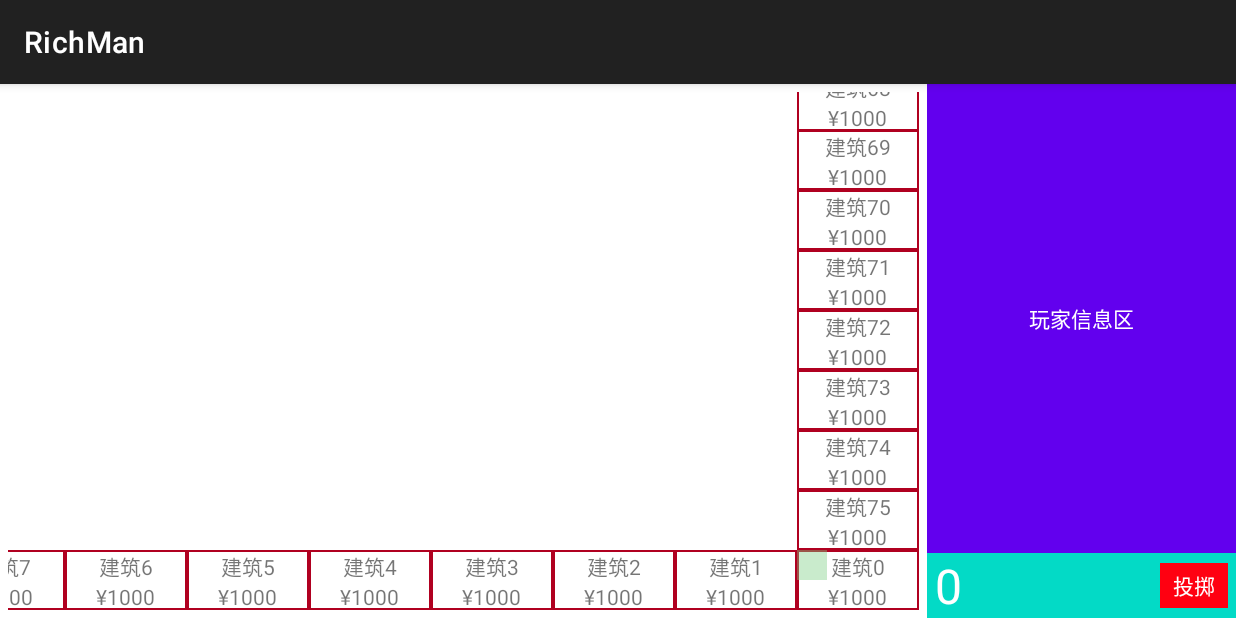
After one commit to CrazyDragons/RichMan, an Android app: the Game screen opened directly, with no data from a screen before it, on a phone screen of 824 x 412 dp (held sideways). The commit adds this screen. Run offline under Robolectric (Android 15) with nearby library versions, the phone set to English and light mode, and no system bars; our stand-ins replace RxJava.

Commit message:
主界面

```diff
--- a/app/build.gradle
+++ b/app/build.gradle
@@ -1,6 +1,8 @@
 plugins {
     id 'com.android.application'
     id 'kotlin-android'
+    id 'kotlin-android-extensions'
+
 }
 
 android {
@@ -40,4 +42,7 @@ dependencies {
     testImplementation 'junit:junit:4.+'
     androidTestImplementation 'androidx.test.ext:junit:1.1.2'
     androidTestImplementation 'androidx.test.espresso:espresso-core:3.3.0'
+
+    implementation 'io.reactivex.rxjava2:rxandroid:2.1.1'
+    implementation 'io.reactivex.rxjava2:rxjava:2.2.12'
 }
--- /dev/null
+++ b/app/src/main/java/com/hzw/android/richman/CityView.kt
@@ -0,0 +1,34 @@
+package com.hzw.android.richman
+
+import android.content.Context
+import android.util.AttributeSet
+import android.widget.FrameLayout
+import kotlinx.android.synthetic.main.view_city.view.*
+
+/**
+ * class CityView
+ * @author CrazyDragon
+ * description
+ * note
+ * create date 2022/2/9
+ */
+class CityView @JvmOverloads constructor(
+    context: Context,
+    attrs: AttributeSet? = null,
+    defStyleAttr: Int = 0
+) : FrameLayout(context, attrs, defStyleAttr) {
+
+    init {
+        initViews(context)
+    }
+
+    private fun initViews(context: Context) {
+        inflate(context, R.layout.view_city, this)
+    }
+
+    fun setData(i: Int) {
+        mTvName.text = "建筑$i"
+    }
+
+
+}
--- /dev/null
+++ b/app/src/main/java/com/hzw/android/richman/Game.kt
@@ -0,0 +1,84 @@
+package com.hzw.android.richman
+
+import android.os.Bundle
+import android.os.Handler
+import android.util.DisplayMetrics
+import android.util.Log
+import android.view.Display
+import androidx.appcompat.app.AppCompatActivity
+import io.reactivex.Observable
+import io.reactivex.Observer
+import io.reactivex.android.schedulers.AndroidSchedulers
+import io.reactivex.disposables.Disposable
+import io.reactivex.schedulers.Schedulers
+import kotlinx.android.synthetic.main.activity_game.*
+import java.util.concurrent.TimeUnit
+
+class Game : AppCompatActivity() {
+
+    var mDisposable: Disposable? = null
+
+    var walkCount = 0
+    var cameraOffsetX = 0
+
+    override fun onCreate(savedInstanceState: Bundle?) {
+        super.onCreate(savedInstanceState)
+        setContentView(R.layout.activity_game)
+
+        Handler().postDelayed({
+            mPlayer.translationX = mMap.cityViewList[walkCount].x
+            mPlayer.translationY = mMap.cityViewList[walkCount].y
+            mCamera.smoothScrollTo(mPlayer.x.toInt() - cameraOffsetX, 0)
+        }, 200)
+
+        mBtnWalk.setOnClickListener {
+            walk()
+        }
+
+        val metrics = DisplayMetrics()
+        val display: Display = this.windowManager.defaultDisplay
+        display.getRealMetrics(metrics)
+        val width = metrics.widthPixels
+        val height = metrics.heightPixels
+        Log.e("-------width", width.toString())
+        Log.e("-------height", height.toString())
+
+
+        cameraOffsetX = (width*0.375).toInt()
+    }
+
+    private fun walk() {
+
+        Observable.interval(0, 20, TimeUnit.MILLISECONDS)
+            .subscribeOn(Schedulers.io())
+            .observeOn(AndroidSchedulers.mainThread())
+            .subscribe(object : Observer<Long?> {
+                override fun onSubscribe(d: Disposable) {
+                    mDisposable = d
+                }
+
+                override fun onNext(t: Long) {
+
+                    val count = (Math.random() * 12 + 1).toInt()
+
+                    mTvWalk.text = count.toString()
+
+                    if (t == 20L) {
+                        walkCount += count
+                        mDisposable?.dispose()
+                        mPlayer.translationX = mMap.cityViewList[walkCount].x
+                        mPlayer.translationY = mMap.cityViewList[walkCount].y
+                        mCamera.smoothScrollTo(mPlayer.x.toInt() - cameraOffsetX, 0)
+                    }
+
+                }
+
+                override fun onError(e: Throwable) {
+                }
+
+                override fun onComplete() {
+                }
+            })
+    }
+
+}
--- /dev/null
+++ b/app/src/main/java/com/hzw/android/richman/MapView.kt
@@ -0,0 +1,80 @@
+package com.hzw.android.richman
+
+import android.content.Context
+import android.util.AttributeSet
+import android.view.View
+import androidx.constraintlayout.widget.ConstraintLayout
+import androidx.constraintlayout.widget.ConstraintSet
+
+/**
+ * class MapView
+ * @author CrazyDragon
+ * description
+ * note
+ * create date 2022/2/9
+ */
+class MapView @JvmOverloads constructor(
+    context: Context,
+    attrs: AttributeSet? = null,
+    defStyleAttr: Int = 0
+) : ConstraintLayout(context, attrs, defStyleAttr) {
+
+    var cityViewList = mutableListOf<CityView>()
+
+
+    init {
+        val xCount = 30
+        val yCount = 10
+        val sumCount = (xCount+yCount)*2 - 4
+
+
+        val itemWidth = (ScreenUtils.getScreenWidth(context) - ScreenUtils.dp2px(context, 10))/10
+        val itemHeight = (ScreenUtils.getScreenHeight(context) - ScreenUtils.dp2px(context, 10))/10
+
+        val constraintSet = ConstraintSet()
+
+        for (i in 0 until sumCount) {
+            val mapItem = CityView(context)
+            mapItem.setData(i)
+            mapItem.id = View.generateViewId()
+
+            constraintSet.constrainWidth(mapItem.id, itemWidth)
+            constraintSet.constrainHeight(mapItem.id, itemHeight)
+
+            if (i == 0) {
+                constraintSet.connect(mapItem.id, ConstraintSet.END, ConstraintSet.PARENT_ID, ConstraintSet.END)
+                constraintSet.connect(mapItem.id, ConstraintSet.BOTTOM, ConstraintSet.PARENT_ID, ConstraintSet.BOTTOM)
+            }
+
+            if (i in 1 until xCount) {
+                constraintSet.connect(mapItem.id, ConstraintSet.END, cityViewList[i - 1].id, ConstraintSet.START)
+                constraintSet.connect(mapItem.id, ConstraintSet.BOTTOM, cityViewList[i - 1].id, ConstraintSet.BOTTOM)
+            }
+
+            if (i in xCount until xCount + yCount - 1) {
+                constraintSet.connect(mapItem.id, ConstraintSet.BOTTOM, cityViewList[i - 1].id, ConstraintSet.TOP)
+                constraintSet.connect(mapItem.id, ConstraintSet.START, cityViewList[i - 1].id, ConstraintSet.START)
+            }
+
+            if (i in xCount + yCount - 1 until xCount + yCount + xCount - 1) {
+                constraintSet.connect(mapItem.id, ConstraintSet.START, cityViewList[i - 1].id, ConstraintSet.END)
+                constraintSet.connect(mapItem.id, ConstraintSet.TOP, cityViewList[i - 1].id, ConstraintSet.TOP)
+            }
+
+            if (i in xCount + yCount + xCount - 2 until xCount + yCount + xCount + yCount - 4) {
+                constraintSet.connect(mapItem.id, ConstraintSet.TOP, cityViewList[i - 1].id, ConstraintSet.BOTTOM)
+                constraintSet.connect(mapItem.id, ConstraintSet.START, cityViewList[i - 1].id, ConstraintSet.START)
+            }
+
+            addView(mapItem)
+            cityViewList.add(mapItem)
+        }
+
+        constraintSet.applyTo(this)
+
+    }
+
+
+
+
+}
--- /dev/null
+++ b/app/src/main/res/drawable/shape_city.xml
@@ -0,0 +1,9 @@
+<?xml version="1.0" encoding="utf-8"?>
+<shape xmlns:android="http://schemas.android.com/apk/res/android"
+    android:shape="rectangle">
+
+    <stroke
+        android:width="1dp"
+        android:color="@color/design_default_color_error"/>
+
+</shape>
--- /dev/null
+++ b/app/src/main/res/layout/activity_game.xml
@@ -0,0 +1,96 @@
+<?xml version="1.0" encoding="utf-8"?>
+<LinearLayout xmlns:android="http://schemas.android.com/apk/res/android"
+    xmlns:app="http://schemas.android.com/apk/res-auto"
+    xmlns:tools="http://schemas.android.com/tools"
+    android:layout_width="match_parent"
+    android:layout_height="match_parent"
+    android:orientation="horizontal"
+    tools:context=".Game">
+
+    <HorizontalScrollView
+        android:id="@+id/mCamera"
+        android:layout_weight="3"
+        android:layout_width="0dp"
+        android:layout_height="wrap_content"
+        android:padding="5dp"
+        app:layout_constraintTop_toTopOf="parent"
+        app:layout_constraintStart_toStartOf="parent"
+        app:layout_constraintEnd_toEndOf="parent">
+
+        <FrameLayout
+            android:layout_width="wrap_content"
+            android:layout_height="wrap_content">
+
+            <com.hzw.android.richman.MapView
+                android:id="@+id/mMap"
+                android:layout_width="wrap_content"
+                android:layout_height="wrap_content" />
+
+            <ImageView
+                android:id="@+id/mPlayer"
+                android:layout_width="20dp"
+                android:layout_height="20dp"
+                android:background="@color/green"/>
+
+
+        </FrameLayout>
+
+    </HorizontalScrollView>
+
+    <LinearLayout
+        android:layout_weight="1"
+        android:layout_width="0dp"
+        android:orientation="vertical"
+        android:layout_height="match_parent">
+
+        <TextView
+            android:layout_weight="1"
+            android:layout_width="match_parent"
+            android:layout_height="0dp"
+            android:background="@color/design_default_color_primary"
+            android:gravity="center"
+            android:textColor="@color/white"
+            android:text="玩家信息区"/>
+
+        <LinearLayout
+            android:layout_width="match_parent"
+            android:layout_height="wrap_content"
+            android:textColor="@color/white"
+            android:paddingStart="5dp"
+            android:paddingEnd="5dp"
+            android:background="@color/design_default_color_secondary"
+            android:gravity="center">
+
+            <TextView
+                android:id="@+id/mTvWalk"
+                android:layout_width="wrap_content"
+                android:layout_height="wrap_content"
+                android:textSize="32sp"
+                android:textColor="@color/white"
+                android:text="0"
+                app:layout_constraintTop_toTopOf="parent"
+                app:layout_constraintStart_toStartOf="parent"
+                app:layout_constraintEnd_toEndOf="parent"/>
+
+            <Space
+                android:layout_weight="1"
+                android:layout_width="0dp"
+                android:layout_height="wrap_content"/>
+
+            <TextView
+                android:id="@+id/mBtnWalk"
+                android:layout_width="45dp"
+                android:layout_height="30dp"
+                android:gravity="center"
+                android:background="#FF0011"
+                android:textColor="@color/white"
+                android:text="投掷"/>
+
+
+        </LinearLayout>
+
+    </LinearLayout>
+
+
+
+</LinearLayout>
--- /dev/null
+++ b/app/src/main/res/layout/view_city.xml
@@ -0,0 +1,22 @@
+<?xml version="1.0" encoding="utf-8"?>
+<LinearLayout
+    xmlns:android="http://schemas.android.com/apk/res/android"
+    android:layout_width="match_parent"
+    android:layout_height="match_parent"
+    android:background="@drawable/shape_city"
+    android:gravity="center"
+    android:orientation="vertical">
+
+    <TextView
+        android:id="@+id/mTvName"
+        android:layout_width="wrap_content"
+        android:layout_height="wrap_content"
+        android:text="名称"/>
+
+    <TextView
+        android:id="@+id/mTvPrice"
+        android:layout_width="wrap_content"
+        android:layout_height="wrap_content"
+        android:text="¥1000"/>
+
+</LinearLayout>
--- a/app/src/main/res/values-night/themes.xml
+++ b/app/src/main/res/values-night/themes.xml
@@ -2,12 +2,8 @@
     <!-- Base application theme. -->
     <style name="Theme.RichMan" parent="Theme.MaterialComponents.DayNight.DarkActionBar">
         <!-- Primary brand color. -->
-        <item name="colorPrimary">@color/purple_200</item>
-        <item name="colorPrimaryVariant">@color/purple_700</item>
         <item name="colorOnPrimary">@color/black</item>
         <!-- Secondary brand color. -->
-        <item name="colorSecondary">@color/teal_200</item>
-        <item name="colorSecondaryVariant">@color/teal_200</item>
         <item name="colorOnSecondary">@color/black</item>
         <!-- Status bar color. -->
         <item name="android:statusBarColor" tools:targetApi="l">?attr/colorPrimaryVariant</item>
--- a/app/src/main/res/values/colors.xml
+++ b/app/src/main/res/values/colors.xml
@@ -1,10 +1,6 @@
 <?xml version="1.0" encoding="utf-8"?>
 <resources>
-    <color name="purple_200">#FFBB86FC</color>
-    <color name="purple_500">#FF6200EE</color>
-    <color name="purple_700">#FF3700B3</color>
-    <color name="teal_200">#FF03DAC5</color>
-    <color name="teal_700">#FF018786</color>
     <color name="black">#FF000000</color>
     <color name="white">#FFFFFFFF</color>
+    <color name="green">#687ACF82</color>
 </resources>
--- a/app/src/main/res/values/themes.xml
+++ b/app/src/main/res/values/themes.xml
@@ -1,16 +1,8 @@
 <resources xmlns:tools="http://schemas.android.com/tools">
     <!-- Base application theme. -->
     <style name="Theme.RichMan" parent="Theme.MaterialComponents.DayNight.DarkActionBar">
-        <!-- Primary brand color. -->
-        <item name="colorPrimary">@color/purple_500</item>
-        <item name="colorPrimaryVariant">@color/purple_700</item>
-        <item name="colorOnPrimary">@color/white</item>
-        <!-- Secondary brand color. -->
-        <item name="colorSecondary">@color/teal_200</item>
-        <item name="colorSecondaryVariant">@color/teal_700</item>
-        <item name="colorOnSecondary">@color/black</item>
-        <!-- Status bar color. -->
         <item name="android:statusBarColor" tools:targetApi="l">?attr/colorPrimaryVariant</item>
         <!-- Customize your theme here. -->
+        <item name="background">@drawable/bg_main</item>
     </style>
 </resources>
```
Also changed, not shown: app/src/main/AndroidManifest.xml (+7 -1 lines), app/src/main/java/com/hzw/android/richman/MainActivity.kt (+13 -1 lines), app/src/main/java/com/hzw/android/richman/ScreenUtils.java (added, +105 -0 lines), app/src/main/res/drawable/shape_rectangle_solid_green_r10.xml (added, +10 -0 lines), app/src/main/res/layout/activity_main.xml (+44 -7 lines), app/src/main/res/drawable/bg_main.jpeg (added).
